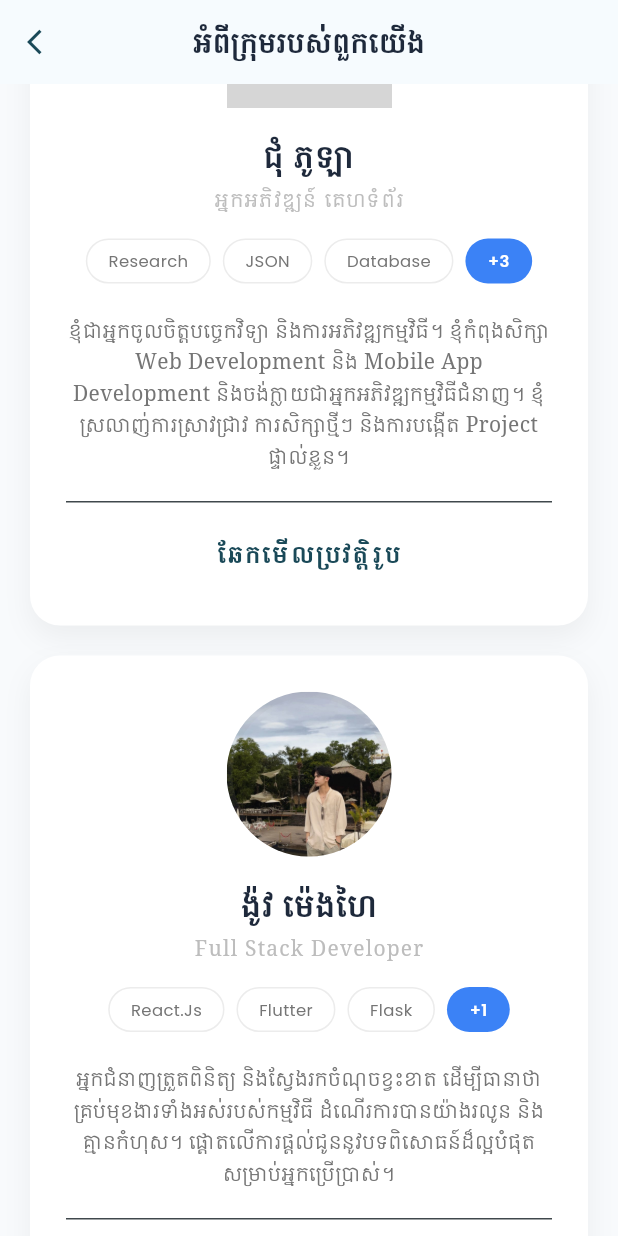
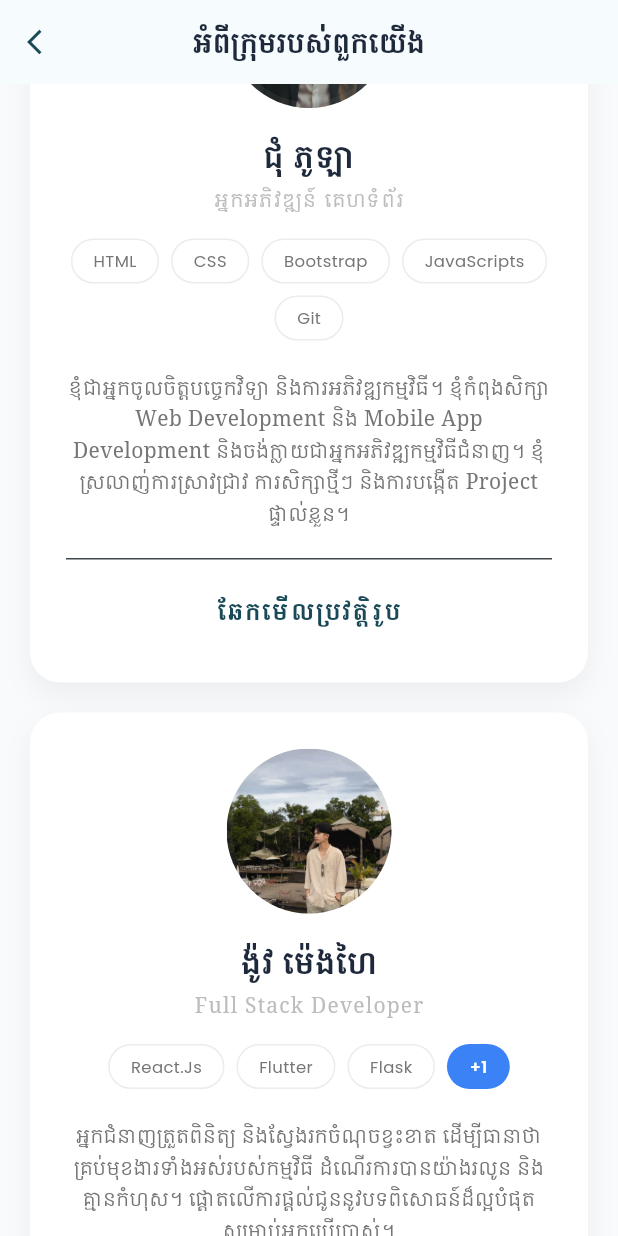
Before and after one commit to Narak76543/kh_driving_rule_app, a Flutter app: the AboutUsView screen opened directly, scrolled down 1728 dp, on a phone screen of 412 x 824 dp. Run offline on Flutter 3.47's test engine with Material 3 defaults, Android fonts, the phone set to English and light mode, and no system bars; our stand-ins replace carousel_slider, dio, get, open_filex; grey boxes are pictures that could not be loaded.

```diff
--- a/lib/app/modules/about_us/about_us_view.dart
+++ b/lib/app/modules/about_us/about_us_view.dart
@@ -49,7 +49,7 @@ class AboutUsView extends StatelessWidget {
               role: "អ្នកអភិវឌ្ឍន៍  សូហ្វវែរ",
               bio:
                   "និស្សិតឆ្នាំទី៣ ជំនាញអភិវឌ្ឍន៍កម្មវិធីទូរស័ព្ទ ដែលមានចំណូលចិត្តក្នុងការបង្កើតដំណោះស្រាយបច្ចេកវិទ្យាដ៏រហ័ស និងមានប្រសិទ្ធភាព។ ផ្តោតសំខាន់លើការសរសេរកូដឱ្យមានរបៀប និងងាយស្រួលក្នុងការថែទាំ។",
-              skills: ["Flutter", "Python", "FastAPI", "Git"],
+              skills: ["Flutter", "Python", "FastAPI", "PosgrSQL"],
               imagePath: "assets/images/narak.png",
             ),
 
@@ -67,8 +67,8 @@ class AboutUsView extends StatelessWidget {
               role: "អ្នកអភិវឌ្ឍន៍ គេហទំព័រ",
               bio:
                   "ខ្ញុំជាអ្នកចូលចិត្តបច្ចេកវិទ្យា និងការអភិវឌ្ឍកម្មវិធី។ ខ្ញុំកំពុងសិក្សា Web Development និង Mobile App Development និងចង់ក្លាយជាអ្នកអភិវឌ្ឍកម្មវិធីជំនាញ។ ខ្ញុំស្រលាញ់ការស្រាវជ្រាវ ការសិក្សាថ្មីៗ និងការបង្កើត Project ផ្ទាល់ខ្លួន។",
-              skills: ["Research", "JSON", "Database", "+3"],
-              imagePath: "assets/images/member3.png",
+              skills: ["HTML", "CSS", "Bootstrap", "JavaScripts","Git"],
+              imagePath: "assets/images/pula.png",
             ),
 
             _buildMemberProfileCard(
```
Also changed, not shown: assets/images/pula.png (added).
